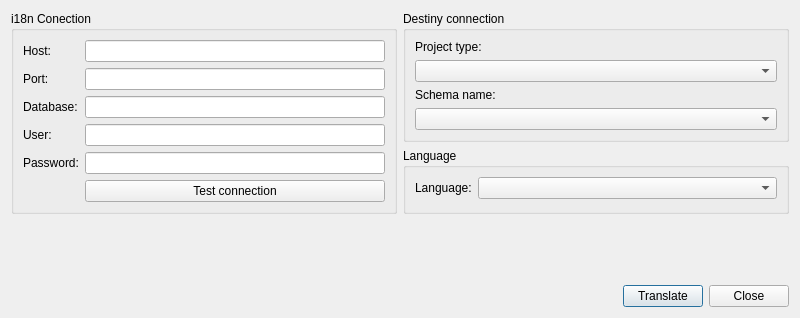
The window that core/ui/admin/admin_update_translation.ui (Giswater/giswater_qgis_plugin) describes before a commit, drawn with Qt 5.
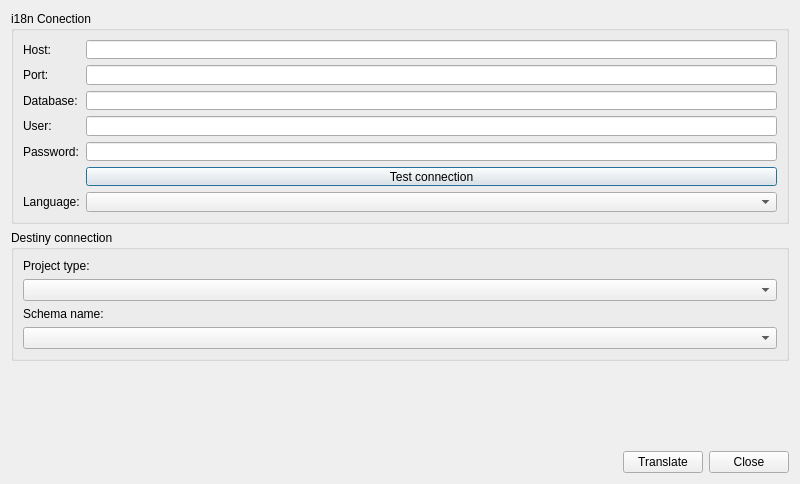
The same window after the commit.

Commit message: fix(i18n): Chnage style i18n_hot_update

The edit to the form file:
```diff
--- a/core/ui/admin/admin_update_translation.ui
+++ b/core/ui/admin/admin_update_translation.ui
@@ -7,7 +7,7 @@
     <x>0</x>
     <y>0</y>
     <width>800</width>
-    <height>318</height>
+    <height>484</height>
    </rect>
   </property>
   <property name="minimumSize">
@@ -25,71 +25,8 @@
   <property name="windowTitle">
    <string>Dialog</string>
   </property>
-  <layout class="QGridLayout" name="gridLayout">
-   <item row="5" column="1">
-    <layout class="QGridLayout" name="lyt_buttons">
-     <item row="0" column="0">
-      <spacer name="horizontalSpacer">
-       <property name="orientation">
-        <enum>Qt::Horizontal</enum>
-       </property>
-       <property name="sizeHint" stdset="0">
-        <size>
-         <width>40</width>
-         <height>20</height>
-        </size>
-       </property>
-      </spacer>
-     </item>
-     <item row="0" column="1">
-      <widget class="QPushButton" name="btn_translate">
-       <property name="text">
-        <string>Translate</string>
-       </property>
-      </widget>
-     </item>
-     <item row="0" column="2">
-      <widget class="QPushButton" name="btn_close">
-       <property name="text">
-        <string>Close</string>
-       </property>
-      </widget>
-     </item>
-    </layout>
-   </item>
-   <item row="3" column="0" colspan="2">
-    <widget class="QLabel" name="lbl_info">
-     <property name="text">
-      <string/>
-     </property>
-    </widget>
-   </item>
-   <item row="1" column="1">
-    <widget class="QGroupBox" name="groupBox_2">
-     <property name="maximumSize">
-      <size>
-       <width>16777215</width>
-       <height>69</height>
-      </size>
-     </property>
-     <property name="title">
-      <string>Language</string>
-     </property>
-     <layout class="QFormLayout" name="formLayout">
-      <item row="0" column="0">
-       <widget class="QLabel" name="lbl_language">
-        <property name="text">
-         <string>Language:</string>
-        </property>
-       </widget>
-      </item>
-      <item row="0" column="1">
-       <widget class="QComboBox" name="cmb_language"/>
-      </item>
-     </layout>
-    </widget>
-   </item>
-   <item row="0" column="0" rowspan="2">
+  <layout class="QVBoxLayout" name="verticalLayout_2">
+   <item>
     <widget class="QGroupBox" name="groupBox">
      <property name="maximumSize">
       <size>
@@ -165,10 +102,20 @@
         </property>
        </widget>
       </item>
+      <item row="6" column="0">
+       <widget class="QLabel" name="lbl_language">
+        <property name="text">
+         <string>Language:</string>
+        </property>
+       </widget>
+      </item>
+      <item row="6" column="1">
+       <widget class="QComboBox" name="cmb_language"/>
+      </item>
      </layout>
     </widget>
    </item>
-   <item row="0" column="1">
+   <item>
     <widget class="QGroupBox" name="groupBox_3">
      <property name="enabled">
       <bool>true</bool>
@@ -206,7 +153,14 @@
      </layout>
     </widget>
    </item>
-   <item row="4" column="0">
+   <item>
+    <widget class="QLabel" name="lbl_info">
+     <property name="text">
+      <string/>
+     </property>
+    </widget>
+   </item>
+   <item>
     <spacer name="verticalSpacer">
      <property name="orientation">
       <enum>Qt::Vertical</enum>
@@ -219,6 +173,37 @@
      </property>
     </spacer>
    </item>
+   <item>
+    <layout class="QGridLayout" name="lyt_buttons">
+     <item row="0" column="0">
+      <spacer name="horizontalSpacer">
+       <property name="orientation">
+        <enum>Qt::Horizontal</enum>
+       </property>
+       <property name="sizeHint" stdset="0">
+        <size>
+         <width>40</width>
+         <height>20</height>
+        </size>
+       </property>
+      </spacer>
+     </item>
+     <item row="0" column="1">
+      <widget class="QPushButton" name="btn_translate">
+       <property name="text">
+        <string>Translate</string>
+       </property>
+      </widget>
+     </item>
+     <item row="0" column="2">
+      <widget class="QPushButton" name="btn_close">
+       <property name="text">
+        <string>Close</string>
+       </property>
+      </widget>
+     </item>
+    </layout>
+   </item>
   </layout>
  </widget>
  <tabstops>
```
Left out of the diff: 1 changed line with no effect on the pictures.
